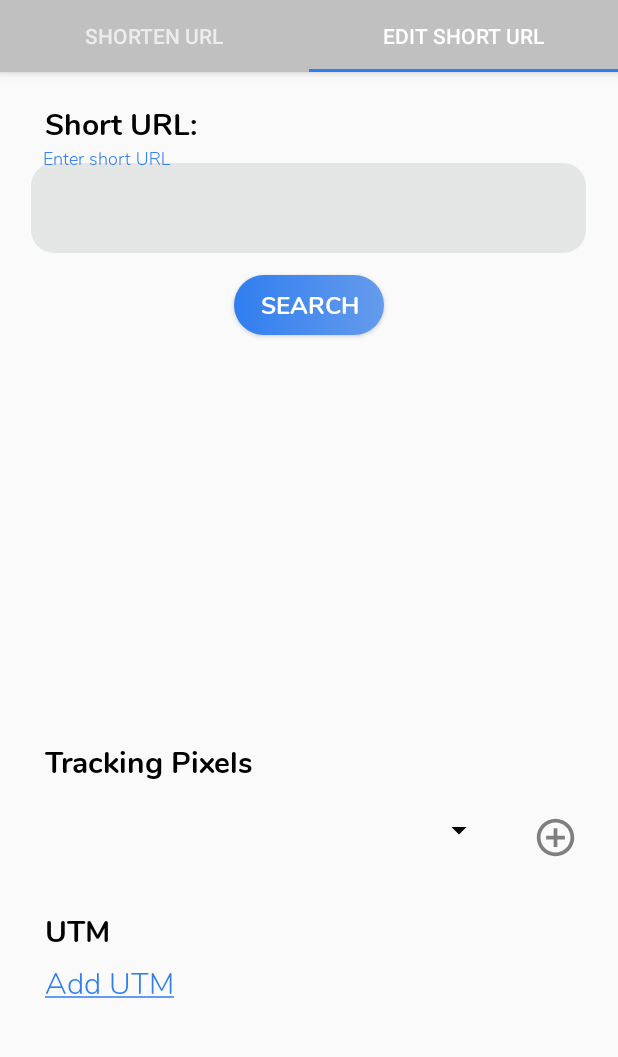
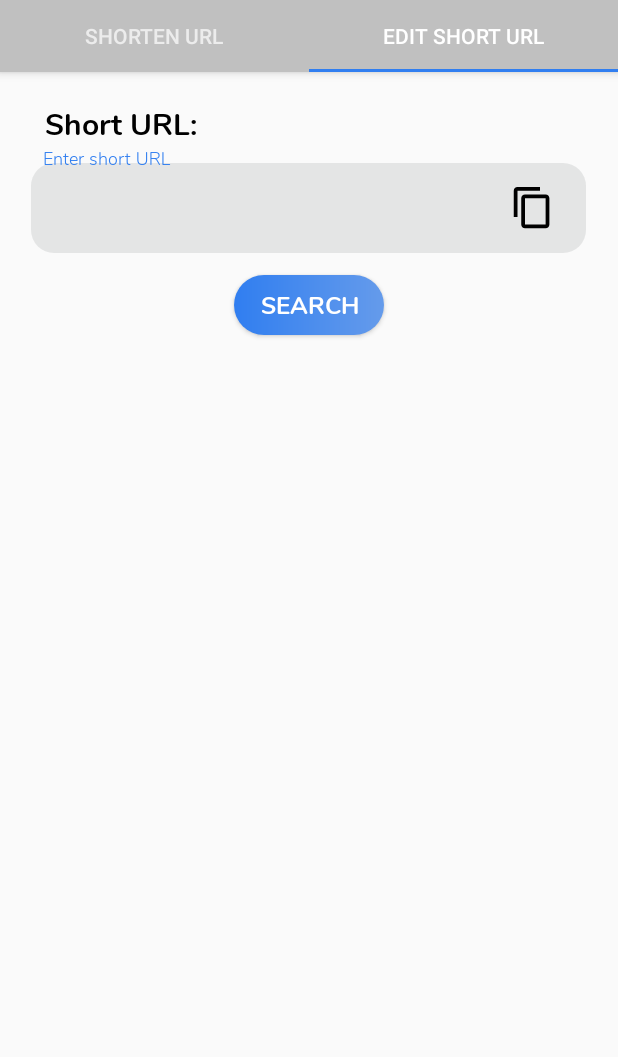
Before and after one commit to linaalkhodair/shorten.rest, an Android app: the CreateAliasFrag screen opened directly, with no data from a screen before it, tab 2 chosen, on a phone screen of 412 x 824 dp, the part 90-1147 px from its top. Run offline under Robolectric (Android 15) with nearby library versions, the phone set to English and light mode, and no system bars.

Commit message:
copy icon in edit alias

```diff
--- a/app/src/main/java/com/example/shortenrest/EditAliasFrag.java
+++ b/app/src/main/java/com/example/shortenrest/EditAliasFrag.java
@@ -2,6 +2,8 @@ package com.example.shortenrest;
 
 
 import android.app.Dialog;
+import android.content.ClipData;
+import android.content.ClipboardManager;
 import android.content.Context;
 import android.graphics.Color;
 import android.graphics.drawable.ColorDrawable;
@@ -64,6 +66,8 @@ public class EditAliasFrag extends Fragment {
     TextView domainTV, destTV, addUtm;
     boolean isUtm;
     int numOfUtm; //stores the number of originalUtms
+    ImageView copyIcon;
+
 
     Spinner spinner;
     String snippetID;
@@ -130,6 +134,18 @@ public class EditAliasFrag extends Fragment {
         domainTV = view.findViewById(R.id.domainTextView);
         destTV = view.findViewById(R.id.destTextView);
         relativeLayout = view.findViewById(R.id.relativeLayout);
+        copyIcon = view.findViewById(R.id.copyIcon);
+
+        copyIcon.setOnClickListener(new View.OnClickListener() {
+            @Override
+            public void onClick(View v) {
+                ClipboardManager clipboard = (ClipboardManager) getActivity().getSystemService(Context.CLIPBOARD_SERVICE);
+                ClipData clip = ClipData.newPlainText("shortUrl", shortURL.getText().toString());
+                clipboard.setPrimaryClip(clip);
+                Toast.makeText(mContext, "URL has been copied to clipboard.", Toast.LENGTH_SHORT).show();
+
+            }
+        });
 
         addSnippet = view.findViewById(R.id.addSnippet);
         //creating dropdown menu
--- a/app/src/main/res/layout/activity_main.xml
+++ b/app/src/main/res/layout/activity_main.xml
@@ -37,6 +37,7 @@
         <com.google.android.material.tabs.TabLayout
             android:id="@+id/tabs"
             android:layout_width="match_parent"
+            android:fontFamily="@font/nunito_bold"
             android:layout_height="wrap_content"
             android:background="@color/gray" />
     </com.google.android.material.appbar.AppBarLayout>
--- a/app/src/main/res/layout/fragment_create_alias.xml
+++ b/app/src/main/res/layout/fragment_create_alias.xml
@@ -134,7 +134,7 @@
             android:id="@+id/relativeLayout"
             android:layout_width="match_parent"
             android:layout_height="match_parent"
-            android:visibility="visible">
+            android:visibility="invisible">
 
             <TextView
                 android:layout_width="wrap_content"
--- a/app/src/main/res/layout/fragment_edit_alias.xml
+++ b/app/src/main/res/layout/fragment_edit_alias.xml
@@ -48,6 +48,15 @@
                 android:textSize="20sp" />
         </com.google.android.material.textfield.TextInputLayout>
 
+        <ImageView
+            android:id="@+id/copyIcon"
+            android:layout_width="30dp"
+            android:layout_height="30dp"
+            android:layout_marginStart="340dp"
+            android:layout_marginTop="75sp"
+            android:src="@drawable/ic_content_copy_black_24dp" />
+
+
         <Button
             android:id="@+id/searchBtn"
             android:layout_width="100dp"
@@ -68,7 +77,7 @@
              android:layout_width="match_parent"
              android:layout_height="match_parent"
              android:id="@+id/relativeLayout"
-             android:visibility="visible">
+             android:visibility="invisible">
 
         <TextView
             android:layout_width="wrap_content"
```
Also changed, not shown: app/src/main/java/com/example/shortenrest/SplashScreen.java (+4 -4 lines).
